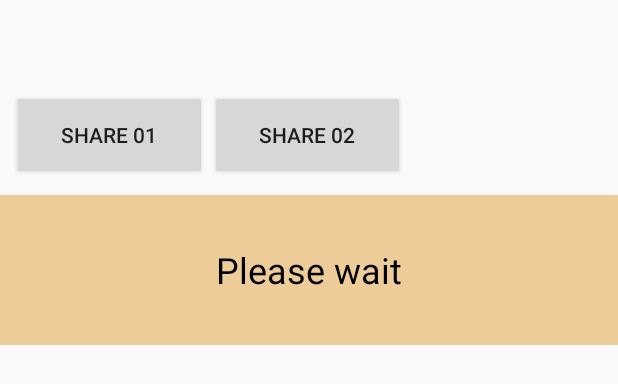
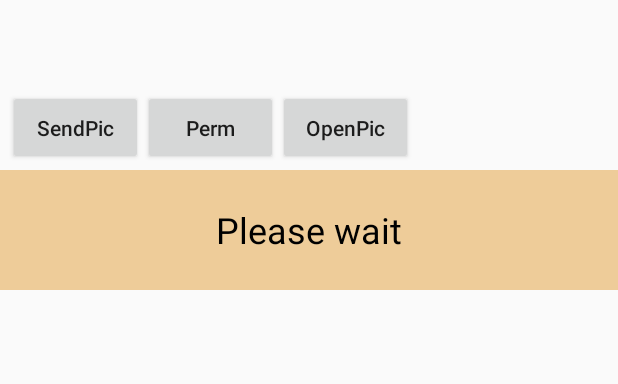
Before and after one commit to Johnnie0177/johnnie-walkietalkie, an Android app: the layout activity_main.xml on its own in the app's theme, with its tools: preview values and no code run, on a phone screen of 412 x 824 dp. Shown: the top 384 px of the screen. Run offline under Robolectric (Android 15) with nearby library versions, the phone set to English and light mode, and no system bars.

Commit message:
Tweaked ui

```diff
--- a/NearbyConnectionsWalkieTalkie/app/src/main/res/layout/activity_main.xml
+++ b/NearbyConnectionsWalkieTalkie/app/src/main/res/layout/activity_main.xml
@@ -4,26 +4,36 @@
              android:keepScreenOn="true">
 
     <Button
-        android:id="@+id/shareButton01"
-        android:layout_width="130dp"
-        android:layout_height="60dp"
-        android:layout_marginLeft="8dp"
+        android:id="@+id/sendPictureButton"
+        android:layout_width="90dp"
+        android:layout_height="50dp"
+        android:layout_marginLeft="5dp"
         android:layout_marginTop="60dp"
-        android:text="Share 01" />
+        android:textAllCaps="false"
+        android:text="SendPic" />
 
     <Button
-        android:id="@+id/shareButton02"
-        android:layout_width="130dp"
-        android:layout_height="60dp"
-        android:layout_marginStart="140dp"
-        android:layout_marginLeft="140dp"
+        android:id="@+id/permissionButton"
+        android:layout_width="90dp"
+        android:layout_height="50dp"
+        android:layout_marginLeft="95dp"
         android:layout_marginTop="60dp"
-        android:text="Share 02" />
+        android:textAllCaps="false"
+        android:text="Perm" />
+
+    <Button
+        android:id="@+id/openPictureButton"
+        android:layout_width="90dp"
+        android:layout_height="50dp"
+        android:layout_marginLeft="185dp"
+        android:layout_marginTop="60dp"
+        android:textAllCaps="false"
+        android:text="OpenPic" />
 
     <TextView
         android:id="@+id/name"
         android:layout_width="130dp"
-        android:layout_height="60dp"
+        android:layout_height="50dp"
         android:layout_alignParentEnd="true"
         android:layout_marginTop="60dp"
         android:layout_marginEnd="0dp"
@@ -36,8 +46,8 @@
     <TextView
         android:id="@+id/current_state"
         android:layout_width="match_parent"
-        android:layout_height="100dp"
-        android:layout_marginTop="130dp"
+        android:layout_height="80dp"
+        android:layout_marginTop="113dp"
         android:background="@color/state_unknown"
         android:gravity="center"
         android:padding="10dp"
@@ -48,9 +58,9 @@
     <TextView
         android:id="@+id/previous_state"
         android:layout_width="match_parent"
-        android:layout_height="100dp"
+        android:layout_height="80dp"
         android:layout_alignParentEnd="true"
-        android:layout_marginTop="240dp"
+        android:layout_marginTop="200dp"
         android:layout_marginEnd="6dp"
         android:gravity="center"
         android:padding="10dp"
```
Also changed, not shown: 1 other file.
